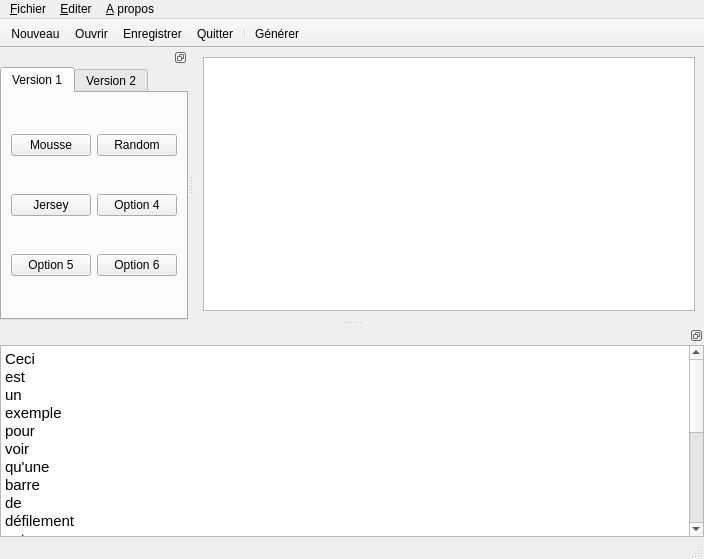
First picture: the form in interface/mainwindow.ui, repository TriComp/TriComp, before the edit.
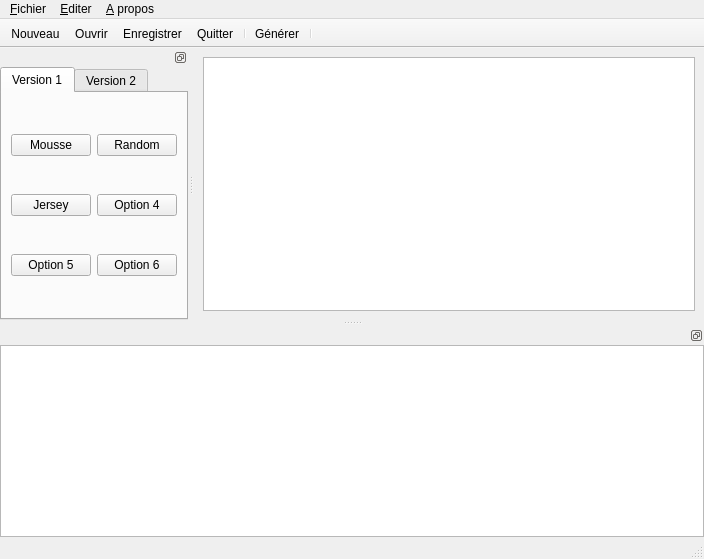
Second picture: the form after the edit. Icons and pictures are not drawn.

The edit to the form file:
```diff
--- a/interface/mainwindow.ui
+++ b/interface/mainwindow.ui
@@ -110,6 +110,7 @@
    <addaction name="quitAction"/>
    <addaction name="separator"/>
    <addaction name="instructionsAction"/>
+   <addaction name="separator"/>
   </widget>
   <widget class="QDockWidget" name="dockWidget">
    <property name="floating">
@@ -288,29 +289,7 @@
 &lt;html&gt;&lt;head&gt;&lt;meta name=&quot;qrichtext&quot; content=&quot;1&quot; /&gt;&lt;style type=&quot;text/css&quot;&gt;
 p, li { white-space: pre-wrap; }
 &lt;/style&gt;&lt;/head&gt;&lt;body style=&quot; font-family:'Ubuntu'; font-size:11pt; font-weight:400; font-style:normal;&quot;&gt;
-&lt;p style=&quot; margin-top:0px; margin-bottom:0px; margin-left:0px; margin-right:0px; -qt-block-indent:0; text-indent:0px;&quot;&gt;Ceci&lt;/p&gt;
-&lt;p style=&quot; margin-top:0px; margin-bottom:0px; margin-left:0px; margin-right:0px; -qt-block-indent:0; text-indent:0px;&quot;&gt;est&lt;/p&gt;
-&lt;p style=&quot; margin-top:0px; margin-bottom:0px; margin-left:0px; margin-right:0px; -qt-block-indent:0; text-indent:0px;&quot;&gt;un &lt;/p&gt;
-&lt;p style=&quot; margin-top:0px; margin-bottom:0px; margin-left:0px; margin-right:0px; -qt-block-indent:0; text-indent:0px;&quot;&gt;exemple&lt;/p&gt;
-&lt;p style=&quot; margin-top:0px; margin-bottom:0px; margin-left:0px; margin-right:0px; -qt-block-indent:0; text-indent:0px;&quot;&gt;pour&lt;/p&gt;
-&lt;p style=&quot; margin-top:0px; margin-bottom:0px; margin-left:0px; margin-right:0px; -qt-block-indent:0; text-indent:0px;&quot;&gt;voir&lt;/p&gt;
-&lt;p style=&quot; margin-top:0px; margin-bottom:0px; margin-left:0px; margin-right:0px; -qt-block-indent:0; text-indent:0px;&quot;&gt;qu'une&lt;/p&gt;
-&lt;p style=&quot; margin-top:0px; margin-bottom:0px; margin-left:0px; margin-right:0px; -qt-block-indent:0; text-indent:0px;&quot;&gt;barre&lt;/p&gt;
-&lt;p style=&quot; margin-top:0px; margin-bottom:0px; margin-left:0px; margin-right:0px; -qt-block-indent:0; text-indent:0px;&quot;&gt;de&lt;/p&gt;
-&lt;p style=&quot; margin-top:0px; margin-bottom:0px; margin-left:0px; margin-right:0px; -qt-block-indent:0; text-indent:0px;&quot;&gt;défilement&lt;/p&gt;
-&lt;p style=&quot; margin-top:0px; margin-bottom:0px; margin-left:0px; margin-right:0px; -qt-block-indent:0; text-indent:0px;&quot;&gt;est &lt;/p&gt;
-&lt;p style=&quot; margin-top:0px; margin-bottom:0px; margin-left:0px; margin-right:0px; -qt-block-indent:0; text-indent:0px;&quot;&gt;là&lt;/p&gt;
-&lt;p style=&quot; margin-top:0px; margin-bottom:0px; margin-left:0px; margin-right:0px; -qt-block-indent:0; text-indent:0px;&quot;&gt;si&lt;/p&gt;
-&lt;p style=&quot; margin-top:0px; margin-bottom:0px; margin-left:0px; margin-right:0px; -qt-block-indent:0; text-indent:0px;&quot;&gt;le&lt;/p&gt;
-&lt;p style=&quot; margin-top:0px; margin-bottom:0px; margin-left:0px; margin-right:0px; -qt-block-indent:0; text-indent:0px;&quot;&gt;texte&lt;/p&gt;
-&lt;p style=&quot; margin-top:0px; margin-bottom:0px; margin-left:0px; margin-right:0px; -qt-block-indent:0; text-indent:0px;&quot;&gt;est&lt;/p&gt;
-&lt;p style=&quot; margin-top:0px; margin-bottom:0px; margin-left:0px; margin-right:0px; -qt-block-indent:0; text-indent:0px;&quot;&gt;trop&lt;/p&gt;
-&lt;p style=&quot; margin-top:0px; margin-bottom:0px; margin-left:0px; margin-right:0px; -qt-block-indent:0; text-indent:0px;&quot;&gt;trop&lt;/p&gt;
-&lt;p style=&quot; margin-top:0px; margin-bottom:0px; margin-left:0px; margin-right:0px; -qt-block-indent:0; text-indent:0px;&quot;&gt;trop&lt;/p&gt;
-&lt;p style=&quot; margin-top:0px; margin-bottom:0px; margin-left:0px; margin-right:0px; -qt-block-indent:0; text-indent:0px;&quot;&gt;trop&lt;/p&gt;
-&lt;p style=&quot; margin-top:0px; margin-bottom:0px; margin-left:0px; margin-right:0px; -qt-block-indent:0; text-indent:0px;&quot;&gt;trop&lt;/p&gt;
-&lt;p style=&quot; margin-top:0px; margin-bottom:0px; margin-left:0px; margin-right:0px; -qt-block-indent:0; text-indent:0px;&quot;&gt;trop&lt;/p&gt;
-&lt;p style=&quot; margin-top:0px; margin-bottom:0px; margin-left:0px; margin-right:0px; -qt-block-indent:0; text-indent:0px;&quot;&gt;long&lt;/p&gt;&lt;/body&gt;&lt;/html&gt;</string>
+&lt;p style=&quot;-qt-paragraph-type:empty; margin-top:0px; margin-bottom:0px; margin-left:0px; margin-right:0px; -qt-block-indent:0; text-indent:0px;&quot;&gt;&lt;br /&gt;&lt;/p&gt;&lt;/body&gt;&lt;/html&gt;</string>
          </property>
         </widget>
        </item>
```
Left out of the diff: 10 changed lines with no effect on the pictures.
